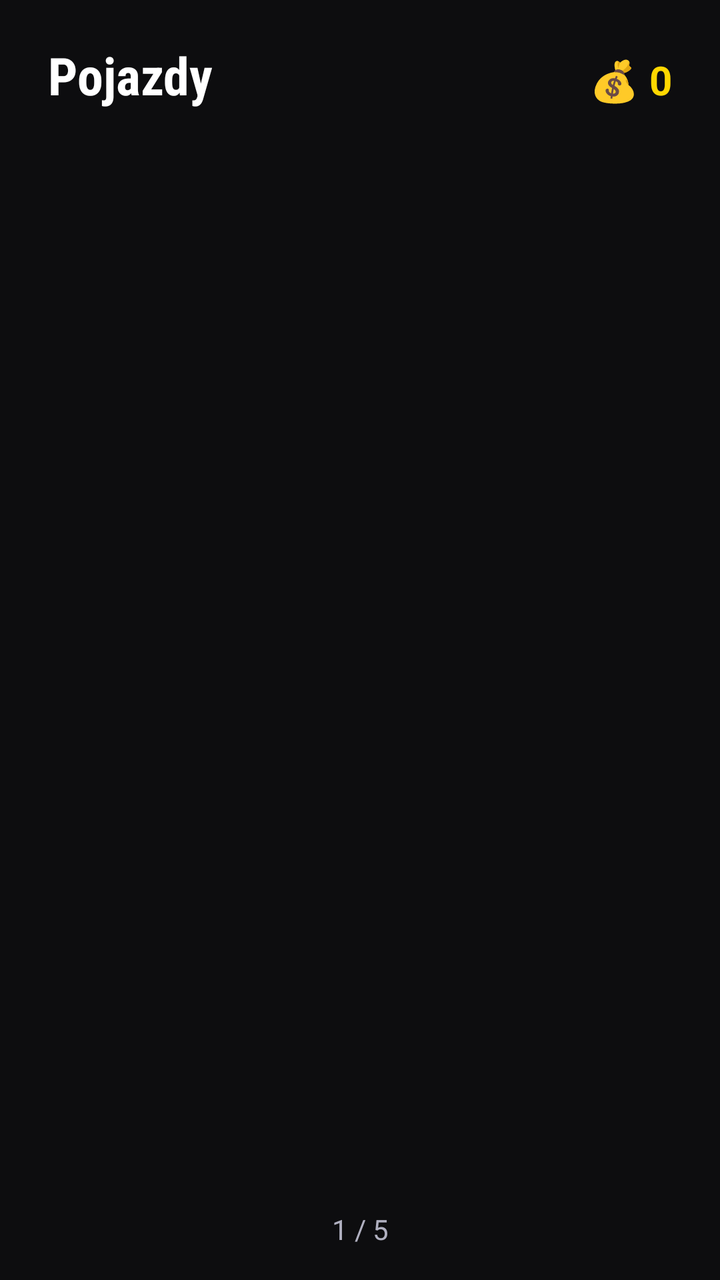
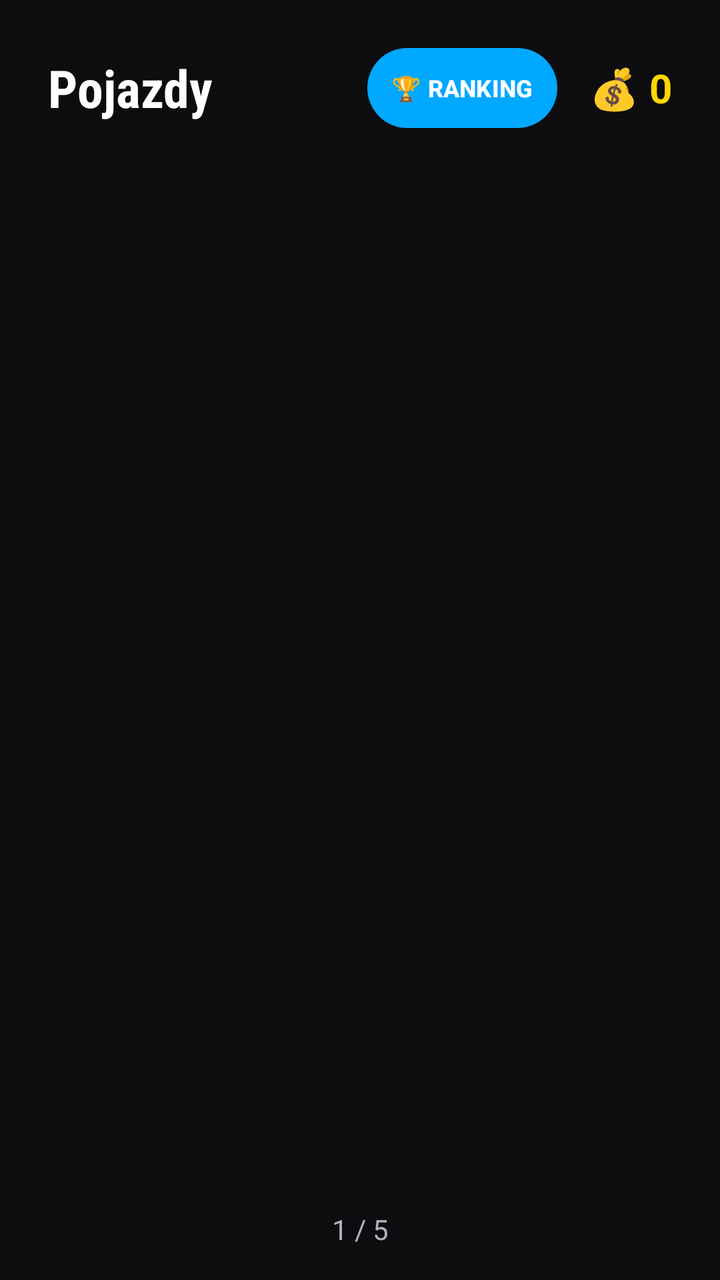

Compare the two renders of this Android layout. The source of the first and the diff that turns it into the second are given below.
<!-- AndroidManifest.xml: application theme Theme.DriveAndAlive -->
<!-- res/layout/fragment_car_selection.xml -->
<?xml version="1.0" encoding="utf-8"?>

<androidx.constraintlayout.widget.ConstraintLayout
    xmlns:android="http://schemas.android.com/apk/res/android"
    xmlns:app="http://schemas.android.com/apk/res-auto"
    android:layout_width="match_parent"
    android:layout_height="match_parent"
    android:background="@color/bg_dark">

    
    <LinearLayout
        android:id="@+id/header"
        android:layout_width="0dp"
        android:layout_height="wrap_content"
        android:orientation="horizontal"
        android:paddingStart="24dp"
        android:paddingEnd="24dp"
        android:paddingTop="20dp"
        android:paddingBottom="24dp"
        app:layout_constraintTop_toTopOf="parent"
        app:layout_constraintStart_toStartOf="parent"
        app:layout_constraintEnd_toEndOf="parent">

        <TextView
            android:id="@+id/tv_title"
            android:layout_width="0dp"
            android:layout_height="wrap_content"
            android:layout_weight="1"
            android:text="Pojazdy"
            android:textColor="@color/text_primary"
            android:textSize="26sp"
            android:textStyle="bold"
            android:fontFamily="sans-serif-condensed"/>

        <TextView
            android:id="@+id/tv_coins"
            android:layout_width="wrap_content"
            android:layout_height="wrap_content"
            android:text="💰 0"
            android:textColor="@color/coin_color"
            android:textSize="20sp"
            android:textStyle="bold"/>
    </LinearLayout>

    
    <androidx.viewpager2.widget.ViewPager2
        android:id="@+id/view_pager_cars"
        android:layout_width="0dp"
        android:layout_height="0dp"
        app:layout_constraintTop_toBottomOf="@id/header"
        app:layout_constraintBottom_toTopOf="@id/tv_page_indicator"
        app:layout_constraintStart_toStartOf="parent"
        app:layout_constraintEnd_toEndOf="parent"
        android:layout_marginStart="32dp"
        android:layout_marginEnd="32dp"
        android:layout_marginTop="8dp"
        android:clipChildren="false"
        android:clipToPadding="false"
        android:overScrollMode="never" />

    
    <TextView
        android:id="@+id/tv_page_indicator"
        android:layout_width="wrap_content"
        android:layout_height="wrap_content"
        android:textColor="@color/text_secondary"
        android:textSize="14sp"
        android:text="1 / 5"
        android:layout_marginBottom="16dp"
        app:layout_constraintBottom_toBottomOf="parent"
        app:layout_constraintStart_toStartOf="parent"
        app:layout_constraintEnd_toEndOf="parent"/>

</androidx.constraintlayout.widget.ConstraintLayout>
<!-- resources referenced by this layout -->
<resources>
  <color name="bg_dark">#0D0D0F</color>
  <color name="coin_color">#FFD700</color>
  <color name="text_primary">#FFFFFF</color>
  <color name="text_secondary">#B0B0C0</color>
  <style name="Theme.DriveAndAlive" parent="Theme.Material3.Dark.NoActionBar">
          <item name="colorPrimary">@color/accent_orange</item>
          <item name="colorPrimaryVariant">@color/colorPrimaryVariant</item>
          <item name="colorOnPrimary">@color/text_primary</item>
          <item name="colorSecondary">@color/accent_yellow</item>
          <item name="colorOnSecondary">@color/bg_dark</item>
          <item name="colorSurface">@color/bg_surface</item>
          <item name="colorOnSurface">@color/text_primary</item>
          <item name="android:colorBackground">@color/bg_dark</item>
          <item name="colorOnBackground">@color/text_primary</item>
          <item name="colorError">@color/colorError</item>
          <item name="android:statusBarColor">@color/bg_dark</item>
          <item name="android:navigationBarColor">@color/bg_surface</item>
          <item name="android:windowBackground">@color/bg_dark</item>
      </style>
  <color name="accent_orange">#FF6B00</color>
  <color name="colorPrimaryVariant">#C45200</color>
  <color name="accent_yellow">#FFB800</color>
  <color name="bg_surface">#1A1A1F</color>
  <color name="colorError">#FF2D55</color>
</resources>

<!-- the commit's change to res/layout/fragment_car_selection.xml (unified diff, before → after) -->
@@ -17,6 +17,7 @@
         android:paddingEnd="24dp"
         android:paddingTop="20dp"
         android:paddingBottom="24dp"
+        android:gravity="center_vertical"
         app:layout_constraintTop_toTopOf="parent"
         app:layout_constraintStart_toStartOf="parent"
         app:layout_constraintEnd_toEndOf="parent">
@@ -30,7 +31,23 @@
             android:textColor="@color/text_primary"
             android:textSize="26sp"
             android:textStyle="bold"
-            android:fontFamily="sans-serif-condensed"/>
+            android:fontFamily="sans-serif-condensed" />
+
+        <com.google.android.material.button.MaterialButton
+            android:id="@+id/btn_ranking"
+            android:layout_width="wrap_content"
+            android:layout_height="wrap_content"
+            android:text="🏆 RANKING"
+            android:textSize="12sp"
+            android:textStyle="bold"
+            android:paddingStart="12dp"
+            android:paddingTop="6dp"
+            android:paddingEnd="12dp"
+            android:paddingBottom="6dp"
+            android:textColor="@color/text_primary"
+            app:backgroundTint="@color/stat_grip"
+            app:cornerRadius="20dp"
+            android:layout_marginEnd="16dp" />
 
         <TextView
             android:id="@+id/tv_coins"
@@ -39,7 +56,8 @@
             android:text="💰 0"
             android:textColor="@color/coin_color"
             android:textSize="20sp"
-            android:textStyle="bold"/>
+            android:textStyle="bold" />
+
     </LinearLayout>
 
     
@@ -47,16 +65,17 @@
         android:id="@+id/view_pager_cars"
         android:layout_width="0dp"
         android:layout_height="0dp"
-        app:layout_constraintTop_toBottomOf="@id/header"
-        app:layout_constraintBottom_toTopOf="@id/tv_page_indicator"
-        app:layout_constraintStart_toStartOf="parent"
-        app:layout_constraintEnd_toEndOf="parent"
-        android:layout_marginStart="32dp"
-        android:layout_marginEnd="32dp"
-        android:layout_marginTop="8dp"
+        android:layout_marginStart="0dp"
+        android:layout_marginEnd="0dp"
+        android:paddingStart="240dp"
+        android:paddingEnd="240dp"
         android:clipChildren="false"
         android:clipToPadding="false"
-        android:overScrollMode="never" />
+        android:overScrollMode="never"
+        app:layout_constraintBottom_toTopOf="@id/tv_page_indicator"
+        app:layout_constraintEnd_toEndOf="parent"
+        app:layout_constraintStart_toStartOf="parent"
+        app:layout_constraintTop_toBottomOf="@id/header" />
 
     
     <TextView
@@ -69,6 +88,6 @@
         android:layout_marginBottom="16dp"
         app:layout_constraintBottom_toBottomOf="parent"
         app:layout_constraintStart_toStartOf="parent"
-        app:layout_constraintEnd_toEndOf="parent"/>
+        app:layout_constraintEnd_toEndOf="parent" />
 
 </androidx.constraintlayout.widget.ConstraintLayout>
<!-- resource entries referenced after the edit -->
@@ -2,6 +2,7 @@
 <resources>
   <color name="bg_dark">#0D0D0F</color>
   <color name="coin_color">#FFD700</color>
+  <color name="stat_grip">#00A8FF</color>
   <color name="text_primary">#FFFFFF</color>
   <color name="text_secondary">#B0B0C0</color>
   <style name="Theme.DriveAndAlive" parent="Theme.Material3.Dark.NoActionBar">
